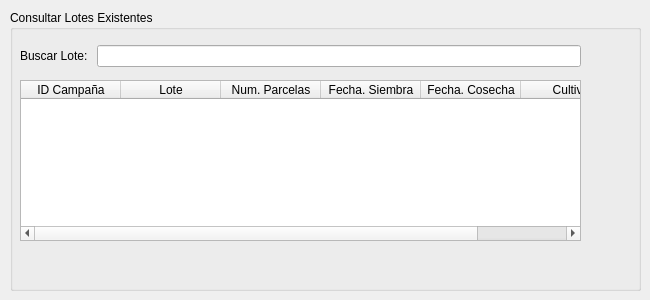
First picture: the form in ui/dialogs/lote_dialog.ui, repository franciscocontreras93/agrae, before the edit.
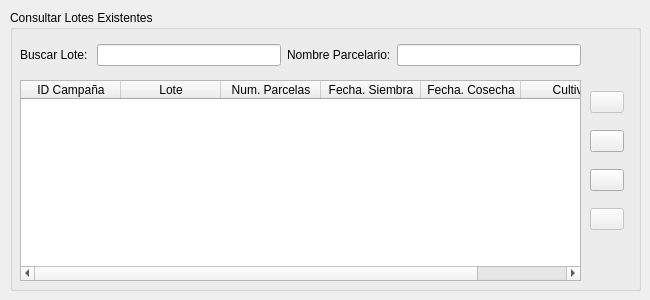
Second picture: the form after the edit.

Commit message: added rename line  in relation form and some functions controls

The edit to the form file:
```diff
--- a/ui/dialogs/lote_dialog.ui
+++ b/ui/dialogs/lote_dialog.ui
@@ -41,12 +41,12 @@
     <property name="geometry">
      <rect>
       <x>10</x>
-      <y>31</y>
+      <y>30</y>
       <width>561</width>
       <height>31</height>
      </rect>
     </property>
-    <layout class="QGridLayout" name="gridLayout" rowstretch="0,0">
+    <layout class="QGridLayout" name="gridLayout" rowstretch="0">
      <item row="0" column="1">
       <widget class="QLineEdit" name="lineEdit"/>
      </item>
@@ -57,6 +57,16 @@
        </property>
       </widget>
      </item>
+     <item row="0" column="3">
+      <widget class="QLineEdit" name="lineEdit_2"/>
+     </item>
+     <item row="0" column="2">
+      <widget class="QLabel" name="label_2">
+       <property name="text">
+        <string>Nombre Parcelario:</string>
+       </property>
+      </widget>
+     </item>
     </layout>
    </widget>
    <widget class="QWidget" name="verticalLayoutWidget">
@@ -65,7 +75,7 @@
       <x>10</x>
       <y>70</y>
       <width>561</width>
-      <height>161</height>
+      <height>201</height>
      </rect>
     </property>
     <layout class="QVBoxLayout" name="verticalLayout">
@@ -126,11 +136,14 @@
     <layout class="QVBoxLayout" name="verticalLayout_2">
      <item>
       <widget class="QPushButton" name="pushButton_2">
+       <property name="enabled">
+        <bool>false</bool>
+       </property>
        <property name="text">
         <string/>
        </property>
        <property name="flat">
-        <bool>true</bool>
+        <bool>false</bool>
        </property>
       </widget>
      </item>
@@ -140,7 +153,7 @@
         <string/>
        </property>
        <property name="flat">
-        <bool>true</bool>
+        <bool>false</bool>
        </property>
       </widget>
      </item>
@@ -150,7 +163,7 @@
         <string/>
        </property>
        <property name="flat">
-        <bool>true</bool>
+        <bool>false</bool>
        </property>
       </widget>
      </item>
@@ -166,7 +179,7 @@
         <string/>
        </property>
        <property name="flat">
-        <bool>true</bool>
+        <bool>false</bool>
        </property>
       </widget>
      </item>
```
The commit also changes 1 other file.
